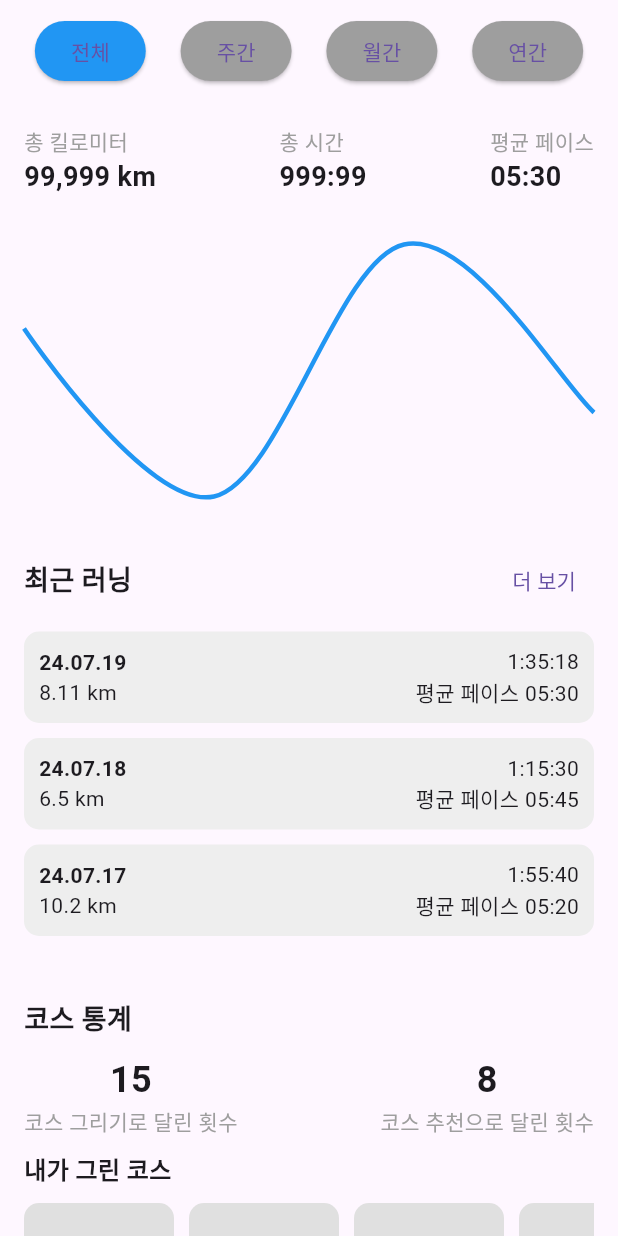
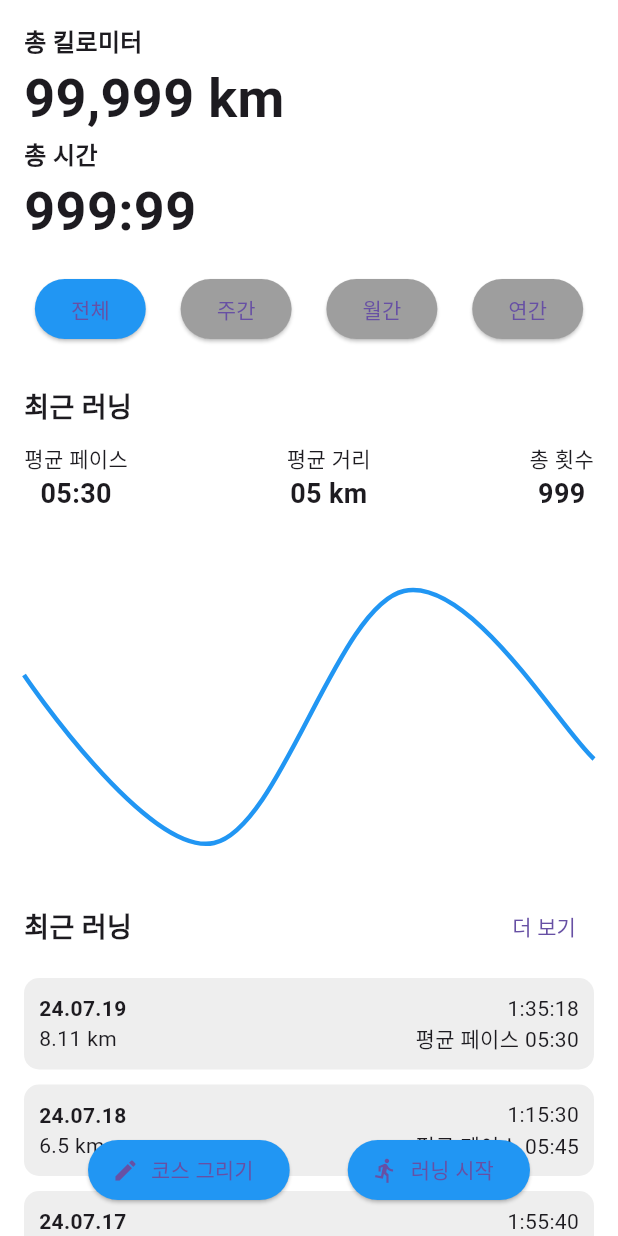
Before and after one commit to kclhh4318/runaway_frontend, a Flutter app: the StatsScreen screen opened directly, on a phone screen of 412 x 824 dp. Run offline on Flutter 3.47's test engine with Material 3 defaults, Android fonts, the phone set to English and light mode, and no system bars; drawn by our look-alikes of fl_chart; our stand-ins replace geolocator, shared_preferences; accounts and stored records are empty.

Commit message:
editing stat screen

```diff
--- a/lib/app.dart
+++ b/lib/app.dart
@@ -1,17 +1,20 @@
 import 'package:flutter/material.dart';
-import 'package:runaway/features/home/screens/home_screen.dart';
+import 'package:runaway/features/onboarding/screens/start_page.dart';
+import 'package:runaway/features/stats/screens/stats_screen.dart';
 
-class RunawayApp extends StatelessWidget {
-  const RunawayApp({Key? key}) : super(key: key);
-
+class App extends StatelessWidget {
   @override
   Widget build(BuildContext context) {
     return MaterialApp(
       title: 'Runaway',
       theme: ThemeData(
         primarySwatch: Colors.blue,
+        visualDensity: VisualDensity.adaptivePlatformDensity,
       ),
-      home: const HomeScreen(),
+      home: StartPage(), // 처음 실행 시 시작 페이지로 이동
+      routes: {
+        '/stats': (context) => StatsScreen(), // 메인 화면으로 StatsScreen을 사용
+      },
     );
   }
 }
--- a/lib/features/stats/screens/stats_screen.dart
+++ b/lib/features/stats/screens/stats_screen.dart
@@ -1,5 +1,7 @@
 import 'package:flutter/material.dart';
 import 'package:fl_chart/fl_chart.dart';
+import 'package:runaway/features/courses/screens/course_drawing_screen.dart';
+import 'package:runaway/features/running/screens/running_session_screen.dart';
 
 class StatsScreen extends StatefulWidget {
   const StatsScreen({Key? key}) : super(key: key);
@@ -9,35 +11,58 @@ class StatsScreen extends StatefulWidget {
 }
 
 class _StatsScreenState extends State<StatsScreen> {
+  final ScrollController _scrollController = ScrollController();
+  bool _showRunningButtons = true;
   String _selectedPeriod = '전체';
 
   @override
-  Widget build(BuildContext context) {
-    return Column(
-      children: [
-        _buildPeriodTabs(),
-        _buildTotalStats(),
-        _buildStatsChart(),
-        _buildRecentRuns(),
-        _buildCourseStatistics(),
-      ],
-    );
+  void initState() {
+    super.initState();
+    _scrollController.addListener(_scrollListener);
   }
 
-  Widget _buildPeriodTabs() {
-    return Container(
-      padding: EdgeInsets.symmetric(vertical: 10),
-      child: Row(
-        mainAxisAlignment: MainAxisAlignment.spaceEvenly,
-        children: ['전체', '주간', '월간', '연간'].map((period) {
-          return ElevatedButton(
-            child: Text(period),
-            onPressed: () => setState(() => _selectedPeriod = period),
-            style: ElevatedButton.styleFrom(
-              backgroundColor: _selectedPeriod == period ? Colors.blue : Colors.grey,
+  void _scrollListener() {
+    if (_scrollController.offset > 100 && _showRunningButtons) {
+      setState(() => _showRunningButtons = false);
+    } else if (_scrollController.offset <= 100 && !_showRunningButtons) {
+      setState(() => _showRunningButtons = true);
+    }
+  }
+
+  @override
+  Widget build(BuildContext context) {
+    return Scaffold(
+      backgroundColor: Colors.white,
+      body: Stack(
+        children: [
+          SafeArea(
+            child: CustomScrollView(
+              controller: _scrollController,
+              slivers: [
+                SliverToBoxAdapter(child: _buildTotalStats()),
+                SliverPersistentHeader(
+                  pinned: true,
+                  floating: true,
+                  delegate: PeriodTabsHeader(
+                    minExtent: 60,
+                    maxExtent: 60,
+                    selectedPeriod: _selectedPeriod,
+                    onPeriodSelected: (period) {
+                      setState(() {
+                        _selectedPeriod = period;
+                      });
+                    },
+                  ),
+                ),
+                SliverToBoxAdapter(child: _buildRecentRunningStats()),
+                SliverToBoxAdapter(child: _buildStatsChart()),
+                SliverToBoxAdapter(child: _buildRecentRuns()),
+                SliverToBoxAdapter(child: _buildCourseStatistics()),
+              ],
             ),
-          );
-        }).toList(),
+          ),
+          _buildRunningButtons(context),
+        ],
       ),
     );
   }
@@ -45,12 +70,47 @@ class _StatsScreenState extends State<StatsScreen> {
   Widget _buildTotalStats() {
     return Container(
       padding: EdgeInsets.all(16),
-      child: Row(
-        mainAxisAlignment: MainAxisAlignment.spaceBetween,
+      child: Column(
+        crossAxisAlignment: CrossAxisAlignment.start,
         children: [
-          _buildStatItem('총 킬로미터', '99,999 km'),
-          _buildStatItem('총 시간', '999:99'),
-          _buildStatItem('평균 페이스', '05:30'),
+          Text(
+            '총 킬로미터',
+            style: TextStyle(fontSize: 16, fontWeight: FontWeight.bold),
+          ),
+          Text(
+            '99,999 km',
+            style: TextStyle(fontSize: 36, fontWeight: FontWeight.bold),
+          ),
+          Text(
+            '총 시간',
+            style: TextStyle(fontSize: 16, fontWeight: FontWeight.bold),
+          ),
+          Text(
+            '999:99',
+            style: TextStyle(fontSize: 36, fontWeight: FontWeight.bold),
+          ),
+        ],
+      ),
+    );
+  }
+
+  Widget _buildRecentRunningStats() {
+    return Container(
+      padding: EdgeInsets.all(16),
+      child: Column(
+        crossAxisAlignment: CrossAxisAlignment.start,
+        children: [
+          Text('최근 러닝', style: TextStyle(fontSize: 18, fontWeight: FontWeight.bold)),
+          SizedBox(height: 10),
+          Row(
+            mainAxisAlignment: MainAxisAlignment.spaceBetween,
+            children: [
+              _buildStatItem('평균 페이스', '05:30'),
+              _buildStatItem('평균 거리', '05 km'),
+              _buildStatItem('총 횟수', '999'),
+            ],
+          ),
+          SizedBox(height: 20),
         ],
       ),
     );
@@ -58,9 +118,8 @@ class _StatsScreenState extends State<StatsScreen> {
 
   Widget _buildStatItem(String label, String value) {
     return Column(
-      crossAxisAlignment: CrossAxisAlignment.start,
       children: [
-        Text(label, style: TextStyle(fontSize: 14, color: Colors.grey)),
+        Text(label, style: TextStyle(fontSize: 14)),
         Text(value, style: TextStyle(fontSize: 18, fontWeight: FontWeight.bold)),
       ],
     );
@@ -113,7 +172,6 @@ class _StatsScreenState extends State<StatsScreen> {
             ],
           ),
           SizedBox(height: 10),
-          // TODO: Replace with actual recent runs data
           _buildRecentRunItem('24.07.19', '8.11 km', '1:35:18', '05:30'),
           _buildRecentRunItem('24.07.18', '6.5 km', '1:15:30', '05:45'),
           _buildRecentRunItem('24.07.17', '10.2 km', '1:55:40', '05:20'),
@@ -170,7 +228,6 @@ class _StatsScreenState extends State<StatsScreen> {
           SizedBox(height: 10),
           Text('내가 그린 코스', style: TextStyle(fontSize: 16, fontWeight: FontWeight.bold)),
           SizedBox(height: 10),
-          // TODO: Replace with actual user-drawn courses
           SingleChildScrollView(
             scrollDirection: Axis.horizontal,
             child: Row(
@@ -203,4 +260,81 @@ class _StatsScreenState extends State<StatsScreen> {
       child: Center(child: Text('코스')),
     );
   }
+
+  Widget _buildRunningButtons(BuildContext context) {
+    return Positioned(
+      bottom: 20,
+      left: 20,
+      right: 20,
+      child: AnimatedOpacity(
+        opacity: _showRunningButtons ? 1.0 : 0.0,
+        duration: Duration(milliseconds: 200),
+        child: Row(
+          mainAxisAlignment: MainAxisAlignment.spaceEvenly,
+          children: [
+            ElevatedButton.icon(
+              icon: Icon(Icons.edit),
+              label: Text('코스 그리기'),
+              onPressed: () {
+                Navigator.push(
+                  context,
+                  MaterialPageRoute(builder: (context) => CourseDrawingScreen()),
+                );
+              },
+              style: ElevatedButton.styleFrom(backgroundColor: Colors.blue),
+            ),
+            ElevatedButton.icon(
+              icon: Icon(Icons.directions_run),
+              label: Text('러닝 시작'),
+              onPressed: () {
+                Navigator.push(
+                  context,
+                  MaterialPageRoute(builder: (context) => RunningSessionScreen()),
+                );
+              },
+              style: ElevatedButton.styleFrom(backgroundColor: Colors.blue),
+            ),
+          ],
+        ),
+      ),
+    );
+  }
 }
+
+class PeriodTabsHeader extends SliverPersistentHeaderDelegate {
+  final double minExtent;
+  final double maxExtent;
+  final String selectedPeriod;
+  final ValueChanged<String> onPeriodSelected;
+
+  PeriodTabsHeader({
+    required this.minExtent,
+    required this.maxExtent,
+    required this.selectedPeriod,
+    required this.onPeriodSelected,
+  });
+
+  @override
+  Widget build(BuildContext context, double shrinkOffset, bool overlapsContent) {
+    return Container(
+      color: Colors.white.withOpacity(0.9),
+      child: Row(
+        mainAxisAlignment: MainAxisAlignment.spaceEvenly,
+        children: ['전체', '주간', '월간', '연간'].map((period) {
+          return ElevatedButton(
+            child: Text(period),
+            onPressed: () => onPeriodSelected(period),
+            style: ElevatedButton.styleFrom(
+              backgroundColor: selectedPeriod == period ? Colors.blue : Colors.grey,
+            ),
+          );
+        }).toList(),
+      ),
+    );
+  }
+
+  @override
+  bool shouldRebuild(covariant SliverPersistentHeaderDelegate oldDelegate) {
+    return true;
+  }
+}
```
Also changed, not shown: lib/features/home/screens/home_screen.dart (deleted, +0 -155 lines), lib/features/home/widgets/recent_runs.dart (deleted, +0 -10 lines), lib/features/home/widgets/stats_summary.dart (deleted, +0 -10 lines), lib/features/onboarding/widgets/login_signup_content.dart (+2 -5 lines).
